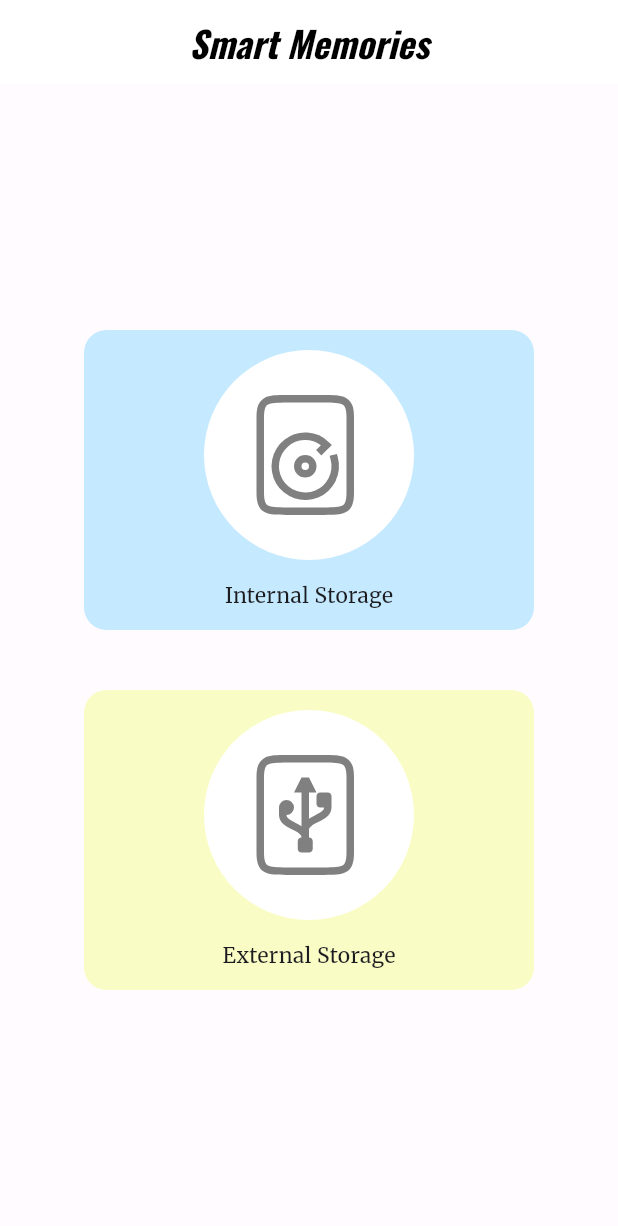
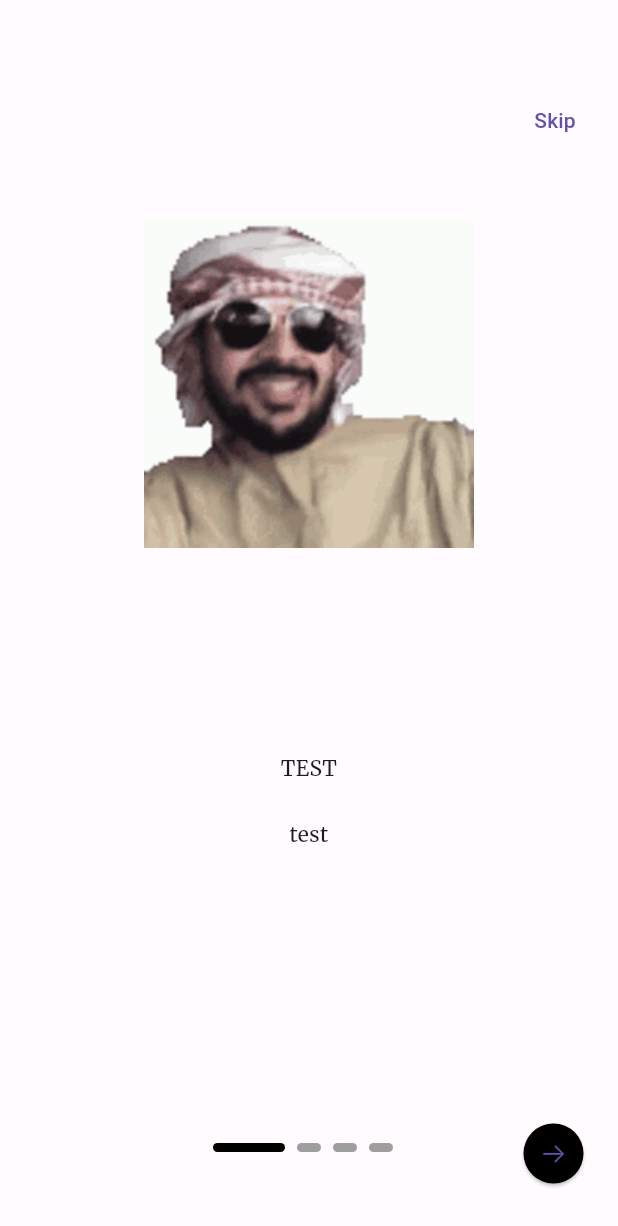
Before and after one commit to Eduart2001/smart_memories, a Flutter app: the screen it shows after launch, on a phone screen of 412 x 824 dp. Shown: the top 1226 px of the screen. Run offline on Flutter 3.47's test engine with Material 3 defaults, Android fonts, the phone set to English and light mode, and no system bars; drawn by our look-alikes of smooth_page_indicator; our stand-ins replace flutter_svg, get, google_fonts, image_picker, permission_handler; missing offline and left inert: exif, file_manager.

Commit message:
Onboarding Tutorial

```diff
--- /dev/null
+++ b/lib/controllers/onboardingController.dart
@@ -0,0 +1,31 @@
+import 'package:flutter/material.dart';
+import 'package:get/get.dart';
+import 'package:smart_memories/views/pages/homePage.dart';
+
+class OnBoardingController extends GetxController{
+
+  static OnBoardingController get instace => Get.find();
+
+  final pageController = PageController();
+  Rx<int> currentPageIndex=0.obs;
+
+  void updatePageIndicator(index){
+    currentPageIndex.value=index;
+  }
+  void dotNavigationClick(index){
+    currentPageIndex.value=index;
+    pageController.jumpTo(index);
+  }
+  void nextPage(){
+    if(currentPageIndex.value==3){
+      Get.to(const HomePage());
+    }else{
+      currentPageIndex.value+=1;
+      pageController.jumpToPage(currentPageIndex.value);
+    }
+  }
+  void skipPage(){
+    currentPageIndex.value=3;
+    pageController.jumpToPage(3);
+  }
+}
--- a/lib/main.dart
+++ b/lib/main.dart
@@ -1,8 +1,9 @@
 import 'package:flutter/material.dart';
 import 'package:smart_memories/theme/colors.dart';
 import 'package:smart_memories/theme/textTheme.dart';
-
+import 'package:get/get.dart';
 import 'package:smart_memories/views/pages/homePage.dart';
+import 'package:smart_memories/views/pages/onboarding.dart';
 
 
 void main() {
@@ -15,7 +16,7 @@ class MyApp extends StatelessWidget {
   // This widget is the root of your application.
   @override
   Widget build(BuildContext context) {
-    return MaterialApp(
+    return GetMaterialApp(
       title: 'Smart Memories',
       theme: ThemeData(
         brightness: Brightness.light,
@@ -32,7 +33,8 @@ class MyApp extends StatelessWidget {
         colorScheme: darkColorScheme,
       ),
       debugShowCheckedModeBanner: false,
-      home: const HomePage(),
+      //home: const HomePage(),
+      home: const OnBoardingPage(),
     );
   }
 }
--- /dev/null
+++ b/lib/views/pages/onboarding.dart
@@ -0,0 +1,123 @@
+import 'package:flutter/cupertino.dart';
+import 'package:flutter/material.dart';
+import 'package:smart_memories/controllers/onboardingController.dart';
+import 'package:smooth_page_indicator/smooth_page_indicator.dart';
+import 'package:get/get.dart';
+class OnBoardingPage extends StatelessWidget{
+  const OnBoardingPage({super.key});
+
+  @override
+  Widget build(BuildContext context){
+    final controller = Get.put(OnBoardingController());
+
+    return  Scaffold(
+      body: Stack(
+        children: [
+          /// Page scroll
+          PageView(
+            controller: controller.pageController,
+            onPageChanged: controller.updatePageIndicator,
+            children: const [
+              OnBoardingPageWidget(image:'assets/icons/test-a.gif',title: "TEST",description: "test"),
+              OnBoardingPageWidget(image:'assets/icons/test-a.gif',title: "TEST1",description: "test1"),
+              OnBoardingPageWidget(image:'assets/icons/test-a.gif',title: "TEST2",description: "test2"),
+              OnBoardingPageWidget(image:'assets/icons/test-a.gif',title: "TEST3",description: "test3"),
+            ],
+
+          ),
+          /// Skip button
+          const OnBoardSkipWidget(),
+          /// Page indicator
+          const PageIndicatorWidget(),
+          /// Next page Button
+          const NextButtonWidget(),
+
+        ],
+      ),
+    );
+  }
+
+}
+
+class NextButtonWidget extends StatelessWidget {
+  const NextButtonWidget({
+    super.key,
+  });
+
+  @override
+  Widget build(BuildContext context) {
+    final bool theme=(Theme.of(context).brightness==Brightness.dark)?true:false;
+    return Positioned(
+      bottom: kBottomNavigationBarHeight-25,
+      right: 10.0,
+      child: ElevatedButton(
+        onPressed: ()=>OnBoardingController.instace.nextPage(),
+        style: ElevatedButton.styleFrom(shape: const CircleBorder(),backgroundColor:theme ?Colors.white:Colors.black),
+        child: const Icon(CupertinoIcons.arrow_right),
+      )
+
+    );
+  }
+}
+
+class PageIndicatorWidget extends StatelessWidget {
+  const PageIndicatorWidget({
+    super.key,
+  });
+  @override
+  Widget build(BuildContext context) {
+
+    final bool theme=(Theme.of(context).brightness==Brightness.dark)?true:false;
+    final controller = OnBoardingController.instace;
+    return Positioned(
+      bottom: kBottomNavigationBarHeight,
+      left: pageSize(context).width/2-4*16,
+      child: SmoothPageIndicator(controller: controller.pageController, onDotClicked: controller.dotNavigationClick,count: 4,effect:ExpandingDotsEffect(dotHeight: 6,activeDotColor: theme ?Colors.white:Colors.black),)
+    );
+  }
+}
+
+class OnBoardSkipWidget extends StatelessWidget {
+  const OnBoardSkipWidget({
+    super.key,
+  });
+
+  @override
+  Widget build(BuildContext context) {
+    return Positioned(top:kToolbarHeight, right:10.0,child: TextButton(onPressed: ()=> OnBoardingController.instace.skipPage(),child: const Text("Skip"),));
+  }
+}
+
+class OnBoardingPageWidget extends StatelessWidget {
+  const OnBoardingPageWidget({
+    super.key,required this.title, required this.description, required this.image
+  });
+  final String image, title, description ;
+  @override
+  Widget build(BuildContext context) {
+    return Padding(
+      padding:  EdgeInsets.all(8.0),
+
+    child :Column(
+          children: [
+            Image(
+
+              width: pageSize(context).width*0.8,
+              height: pageSize(context).height*0.6,
+              image: AssetImage(image),
+            ),
+            Text(title,textAlign: TextAlign.center),
+            const SizedBox(
+              height: 24.0,
+            ),
+            Text(description,textAlign: TextAlign.center,)
+          ],
+        ),
+    );
+  }
+}
+
+
+Size pageSize(BuildContext context){
+  return MediaQuery.of(Get.context!).size;
+}
--- a/pubspec.yaml
+++ b/pubspec.yaml
@@ -40,7 +40,8 @@ dependencies:
   google_fonts: ^6.2.1
   flutter_svg: ^2.0.10+1
   file_manager: ^1.0.2
-
+  get: ^4.6.6
+  smooth_page_indicator: ^1.1.0
   # The following adds the Cupertino Icons font to your application.
   # Use with the CupertinoIcons class for iOS style icons.
   cupertino_icons: ^1.0.6
```
Also changed, not shown: assets/icons/test-a.gif (added), pubspec.lock.
